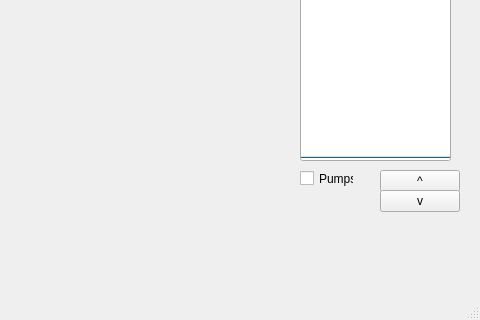
The window that hlt/gui.ui (krismaz/BrewLinker) describes before a commit, drawn with Qt 5; both pictures show x 320 to 800 and y 280 to 600 of the 800 by 600 pixel window.
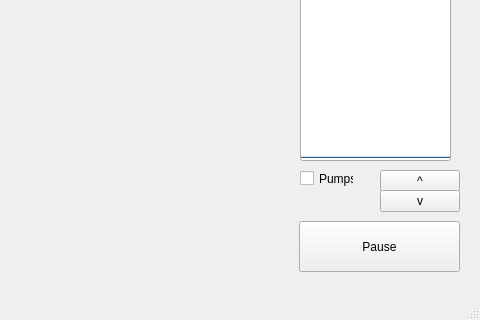
The same window after the commit.

Commit message: Pause and sensors

Patch:
```diff
--- a/hlt/gui.ui
+++ b/hlt/gui.ui
@@ -97,6 +97,32 @@
      <string>v</string>
     </property>
    </widget>
+   <widget class="QPushButton" name="pauseButton">
+    <property name="geometry">
+     <rect>
+      <x>619</x>
+      <y>501</y>
+      <width>161</width>
+      <height>51</height>
+     </rect>
+    </property>
+    <property name="text">
+     <string>Pause</string>
+    </property>
+   </widget>
+   <widget class="QLabel" name="label_2">
+    <property name="geometry">
+     <rect>
+      <x>10</x>
+      <y>340</y>
+      <width>201</width>
+      <height>121</height>
+     </rect>
+    </property>
+    <property name="text">
+     <string> </string>
+    </property>
+   </widget>
   </widget>
   <widget class="QMenuBar" name="menubar">
    <property name="geometry">
```
The commit also changes 3 other files.
